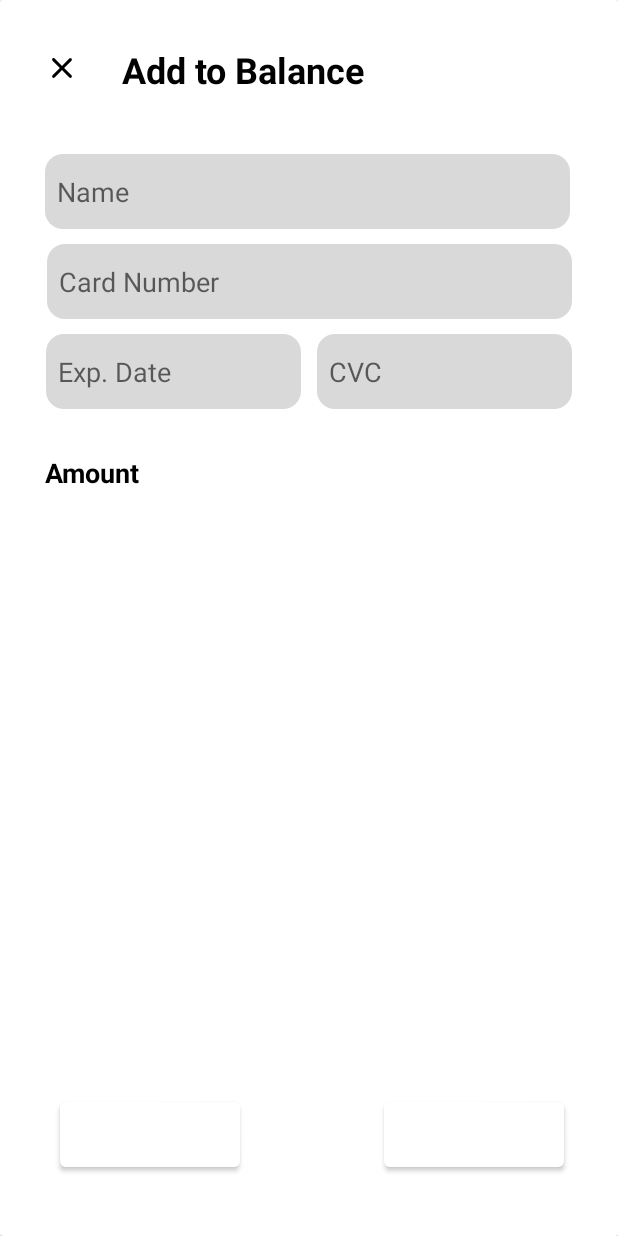
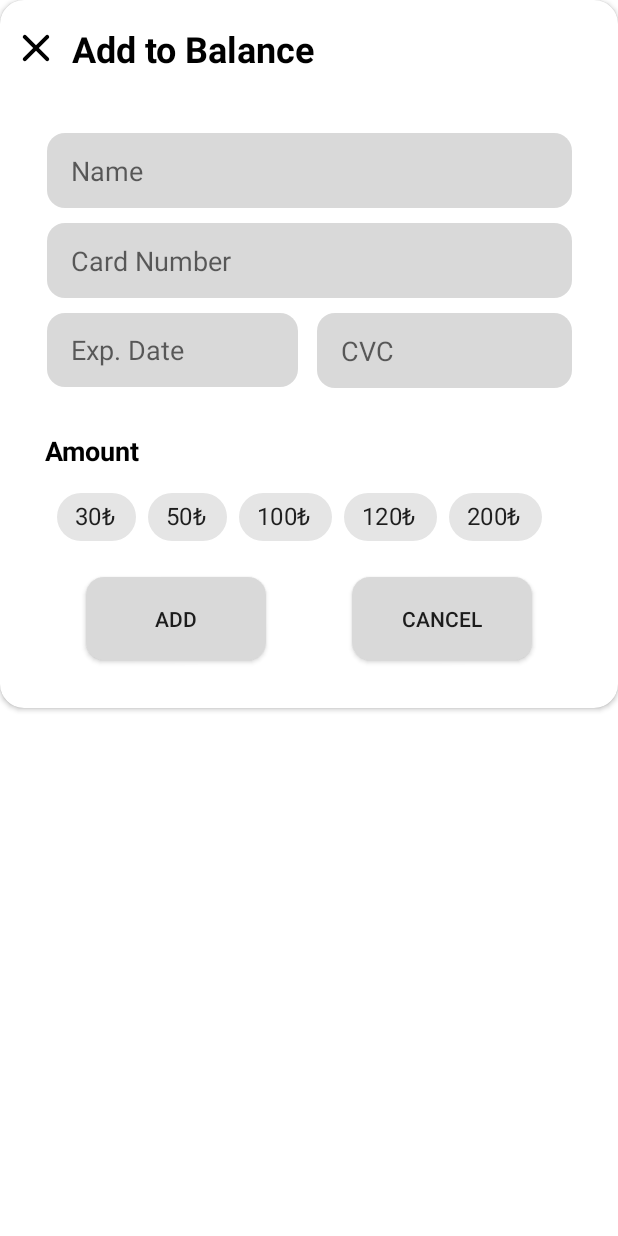
Before and after one commit to yuciferr/AkdenizYemekhaneApp, an Android app: the layout dialog_add_balance.xml on its own in the app's theme, with its tools: preview values and no code run, on a phone screen of 412 x 824 dp. Run offline under Robolectric (Android 15) with nearby library versions, the phone set to English and light mode, and no system bars.

Commit message:
dialogs was set up

```diff
--- a/app/src/main/java/com/example/akdenizyemekhaneapp/ui/detail/DetailFragment.kt
+++ b/app/src/main/java/com/example/akdenizyemekhaneapp/ui/detail/DetailFragment.kt
@@ -79,7 +79,7 @@ class DetailFragment : Fragment() {
         }
 
         binding.rateButton.setOnClickListener {
-            //TODO: Rate button
+            RateDialog().show(parentFragmentManager, "RateDialog")
         }
 
     }
--- a/app/src/main/res/layout/dialog_add_balance.xml
+++ b/app/src/main/res/layout/dialog_add_balance.xml
@@ -3,7 +3,8 @@
     xmlns:app="http://schemas.android.com/apk/res-auto"
     xmlns:tools="http://schemas.android.com/tools"
     android:layout_width="match_parent"
-    android:layout_height="match_parent">
+    android:layout_height="wrap_content"
+    app:cardCornerRadius="16dp">
 
     <androidx.constraintlayout.widget.ConstraintLayout
         android:layout_width="match_parent"
@@ -13,29 +14,29 @@
             android:id="@+id/textView"
             android:layout_width="200dp"
             android:layout_height="wrap_content"
-            android:layout_marginStart="15dp"
-            android:layout_marginTop="30dp"
+            android:layout_marginStart="8dp"
             android:fontFamily="sans-serif"
             android:text="Add to Balance"
             android:textColor="#000000"
             android:textSize="24sp"
             android:textStyle="bold"
-            app:layout_constraintStart_toEndOf="@+id/imageButton"
-            app:layout_constraintTop_toTopOf="parent" />
+            app:layout_constraintBottom_toBottomOf="@+id/balanceClose"
+            app:layout_constraintStart_toEndOf="@+id/balanceClose"
+            app:layout_constraintTop_toTopOf="@+id/balanceClose" />
 
         <EditText
             android:id="@+id/name"
             android:layout_width="350dp"
             android:layout_height="50dp"
-            android:layout_marginStart="30dp"
             android:layout_marginTop="40dp"
             android:background="@drawable/default_btn"
             android:ems="10"
             android:hint="Name"
             android:inputType="textPersonName"
-            android:paddingStart="8dp"
+            android:paddingStart="16dp"
+            android:paddingEnd="16dp"
             app:layout_constraintEnd_toEndOf="parent"
-            app:layout_constraintHorizontal_bias="0.0"
+            app:layout_constraintHorizontal_bias="0.5"
             app:layout_constraintStart_toStartOf="parent"
             app:layout_constraintTop_toBottomOf="@+id/textView" />
 
@@ -43,33 +44,28 @@
             android:id="@+id/cvc"
             android:layout_width="170dp"
             android:layout_height="50dp"
-            android:layout_marginStart="10dp"
             android:layout_marginTop="10dp"
-            android:layout_marginEnd="30dp"
             android:background="@drawable/default_btn"
             android:ems="10"
             android:hint="CVC"
             android:inputType="textPersonName"
-            android:paddingStart="8dp"
-            app:layout_constraintEnd_toEndOf="parent"
-            app:layout_constraintHorizontal_bias="0.5"
-            app:layout_constraintStart_toEndOf="@+id/expDate"
+            android:paddingStart="16dp"
+            android:paddingEnd="16dp"
+            app:layout_constraintEnd_toEndOf="@+id/cardNumber"
             app:layout_constraintTop_toBottomOf="@+id/cardNumber" />
 
         <EditText
             android:id="@+id/expDate"
-            android:layout_width="170dp"
-            android:layout_height="50dp"
-            android:layout_marginStart="30dp"
+            android:layout_width="167dp"
+            android:layout_height="49dp"
             android:layout_marginTop="10dp"
             android:background="@drawable/default_btn"
             android:ems="10"
             android:hint="Exp. Date"
             android:inputType="textPersonName"
-            android:paddingStart="8dp"
-            app:layout_constraintEnd_toStartOf="@+id/cvc"
-            app:layout_constraintHorizontal_bias="0.5"
-            app:layout_constraintStart_toStartOf="parent"
+            android:paddingStart="16dp"
+            android:paddingEnd="16dp"
+            app:layout_constraintStart_toStartOf="@+id/cardNumber"
             app:layout_constraintTop_toBottomOf="@+id/cardNumber" />
 
         <EditText
@@ -81,33 +77,38 @@
             android:ems="10"
             android:hint="Card Number"
             android:inputType="textPersonName"
-            android:paddingStart="8dp"
+            android:paddingStart="16dp"
+            android:paddingEnd="16dp"
             app:layout_constraintEnd_toEndOf="parent"
             app:layout_constraintHorizontal_bias="0.5"
             app:layout_constraintStart_toStartOf="parent"
             app:layout_constraintTop_toBottomOf="@+id/name" />
 
-        <Button
+        <androidx.appcompat.widget.AppCompatButton
             android:id="@+id/addButton"
             android:layout_width="120dp"
             android:layout_height="55dp"
-            android:layout_marginStart="40dp"
-            android:layout_marginBottom="40dp"
+            android:layout_marginTop="16dp"
+            android:layout_marginBottom="32dp"
+            android:background="@drawable/default_btn"
             android:text="Add"
             app:layout_constraintBottom_toBottomOf="parent"
-            app:layout_constraintStart_toStartOf="parent" />
+            app:layout_constraintEnd_toStartOf="@+id/cancelButton"
+            app:layout_constraintHorizontal_bias="0.5"
+            app:layout_constraintStart_toStartOf="parent"
+            app:layout_constraintTop_toBottomOf="@+id/chipGroup2" />
 
-        <Button
+        <androidx.appcompat.widget.AppCompatButton
             android:id="@+id/cancelButton"
             android:layout_width="120dp"
             android:layout_height="55dp"
-            android:layout_marginStart="100dp"
-            android:layout_marginEnd="40dp"
-            android:layout_marginBottom="40dp"
+            android:background="@drawable/default_btn"
             android:text="Cancel"
-            app:layout_constraintBottom_toBottomOf="parent"
+            app:layout_constraintBottom_toBottomOf="@+id/addButton"
             app:layout_constraintEnd_toEndOf="parent"
-            app:layout_constraintStart_toEndOf="@+id/addButton" />
+            app:layout_constraintHorizontal_bias="0.5"
+            app:layout_constraintStart_toEndOf="@+id/addButton"
+            app:layout_constraintTop_toTopOf="@+id/addButton" />
 
         <TextView
             android:id="@+id/textView2"
@@ -122,17 +123,79 @@
             app:layout_constraintStart_toStartOf="parent"
             app:layout_constraintTop_toBottomOf="@+id/expDate" />
 
-        <ImageButton
-            android:id="@+id/imageButton"
-            android:layout_width="50dp"
-            android:layout_height="50dp"
-            android:layout_marginStart="16dp"
-            android:layout_marginTop="20dp"
-            android:background="#FFFFFF"
+        <ImageView
+            android:id="@+id/balanceClose"
+            android:layout_width="32dp"
+            android:layout_height="32dp"
+            android:layout_marginStart="8dp"
+            android:layout_marginTop="16dp"
             app:layout_constraintStart_toStartOf="parent"
             app:layout_constraintTop_toTopOf="parent"
             app:srcCompat="@drawable/ic_black_round_close_24" />
 
+        <com.google.android.material.chip.ChipGroup
+            android:id="@+id/chipGroup2"
+            android:layout_width="0dp"
+            android:layout_height="wrap_content"
+            android:layout_marginStart="8dp"
+            android:layout_marginTop="8dp"
+            android:layout_marginEnd="8dp"
+            app:layout_constraintEnd_toEndOf="@+id/cvc"
+            app:layout_constraintStart_toStartOf="@+id/textView2"
+            app:layout_constraintTop_toBottomOf="@+id/textView2">
+
+            <com.google.android.material.chip.Chip
+                android:id="@+id/chip"
+                android:layout_width="wrap_content"
+                android:layout_height="wrap_content"
+                android:text="30₺"
+                android:textSize="16sp"
+                android:textStyle="bold"
+                app:textEndPadding="8dp"
+                app:textStartPadding="8dp" />
+
+            <com.google.android.material.chip.Chip
+                android:id="@+id/chip2"
+                android:layout_width="wrap_content"
+                android:layout_height="wrap_content"
+                android:text="50₺"
+                android:textSize="16sp"
+                android:textStyle="bold"
+                app:textEndPadding="8dp"
+                app:textStartPadding="8dp" />
+
+            <com.google.android.material.chip.Chip
+                android:id="@+id/chip3"
+                android:layout_width="wrap_content"
+                android:layout_height="wrap_content"
+                android:text="100₺"
+                android:textSize="16sp"
+                android:textStyle="bold"
+                app:textEndPadding="8dp"
+                app:textStartPadding="8dp" />
+
+            <com.google.android.material.chip.Chip
+                android:id="@+id/chip4"
+                android:layout_width="wrap_content"
+                android:layout_height="wrap_content"
+                android:text="120₺"
+                android:textSize="16sp"
+                android:textStyle="bold"
+                app:textEndPadding="8dp"
+                app:textStartPadding="8dp" />
+
+            <com.google.android.material.chip.Chip
+                android:id="@+id/chip5"
+                android:layout_width="wrap_content"
+                android:layout_height="wrap_content"
+                android:text="200₺"
+                android:textSize="16sp"
+                android:textStyle="bold"
+                app:textEndPadding="8dp"
+                app:textStartPadding="8dp" />
+
+        </com.google.android.material.chip.ChipGroup>
+
     </androidx.constraintlayout.widget.ConstraintLayout>
 
 </androidx.cardview.widget.CardView>
--- a/app/src/main/res/layout/fragment_home.xml
+++ b/app/src/main/res/layout/fragment_home.xml
@@ -48,7 +48,7 @@
         android:layout_height="wrap_content"
         android:layout_marginStart="16dp"
         android:layout_marginTop="24dp"
-        android:text="Welcome John"
+        android:text="Welcome Yusuf"
         android:textColor="@color/black"
         android:textSize="24sp"
         android:textStyle="bold"
--- a/app/src/main/res/layout/fragment_map.xml
+++ b/app/src/main/res/layout/fragment_map.xml
@@ -49,7 +49,7 @@
         app:layout_constraintTop_toBottomOf="@+id/toggleView">
 
         <ImageView
-            android:id="@+id/imageView2"
+            android:id="@+id/rateClose"
             android:layout_width="wrap_content"
             android:layout_height="wrap_content"
             android:scaleType="centerCrop"
--- a/app/src/main/res/values/colors.xml
+++ b/app/src/main/res/values/colors.xml
@@ -11,4 +11,5 @@
     <color name="red">#F44336</color>
     <color name="grey">#D9D9D9</color>
     <color name="dark_grey">#393939</color>
+    <color name="yellow">#FFE600</color>
 </resources>
```
Also changed, not shown: app/src/main/java/com/example/akdenizyemekhaneapp/ui/detail/RateDialog.kt (added, +38 -0 lines), app/src/main/java/com/example/akdenizyemekhaneapp/ui/home/AddBalanceDialog.kt (added, +38 -0 lines), app/src/main/java/com/example/akdenizyemekhaneapp/ui/home/HomeFragment.kt (+10 -0 lines), app/src/main/res/layout/dialog_review.xml (+34 -26 lines).
